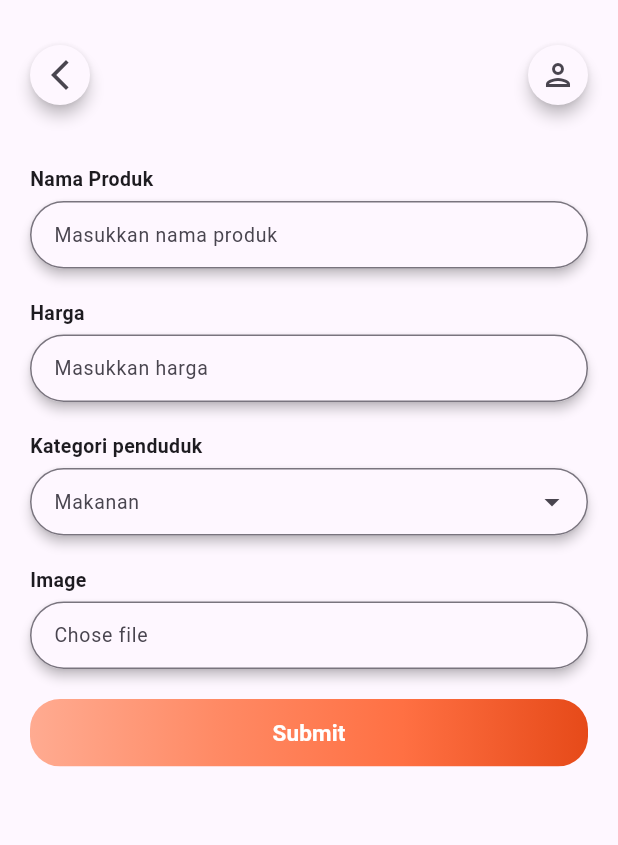
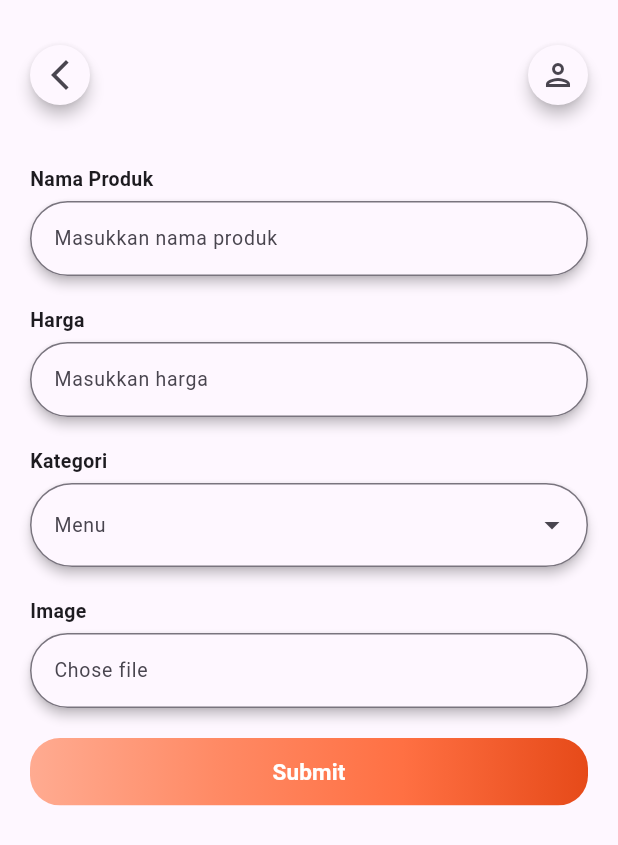
Before and after one commit to Morns123/starbhak-mart-mobile, a Flutter app: the AddButton screen opened directly, on a phone screen of 412 x 824 dp. Shown: the top 845 px of the screen. Run offline on Flutter 3.47's test engine with Material 3 defaults, Android fonts, the phone set to English and light mode, and no system bars; drawn by our look-alikes of dropdown_search; our stand-ins replace another_flutter_splash_screen, curved_navigation_bar.

Commit message:
fix: fix menu dropdown adddata

```diff
--- a/lib/addButton.dart
+++ b/lib/addButton.dart
@@ -1,6 +1,8 @@
+import 'package:flutter/foundation.dart';
 import 'package:flutter/material.dart';
 import 'package:starbhak_mart/account.dart';
 import 'package:starbhak_mart/addData.dart';
+import 'package:dropdown_search/dropdown_search.dart';
 
 class AddButton extends StatefulWidget {
   const AddButton({super.key});
@@ -95,7 +97,7 @@ class _AddButtonState extends State<AddButton> {
           elevation: 3,
           borderRadius: BorderRadius.circular(30),
           child: Container(
-            height: 45,
+            height: 50,
             child: TextField(
               keyboardType: TextInputType.text,
               decoration: InputDecoration(
@@ -134,11 +136,12 @@ class _AddButtonState extends State<AddButton> {
         Material(
           elevation: 3,
           borderRadius: BorderRadius.circular(30),
-          child: Container(
-            height: 45,
-            child: TextField(
-              keyboardType: TextInputType.text,
-              decoration: InputDecoration(
+          child: DropdownSearch<String>(
+            clearButtonProps: ClearButtonProps(isVisible: true),
+            popupProps: PopupProps.menu(),
+            items: ["Makanan", "Minuman"],
+            dropdownDecoratorProps: DropDownDecoratorProps(
+              dropdownSearchDecoration: InputDecoration(
                 label: Text(
                   text2,
                   style: TextStyle(fontSize: 13),
@@ -146,9 +149,9 @@ class _AddButtonState extends State<AddButton> {
                 border: OutlineInputBorder(
                   borderRadius: BorderRadius.circular(30),
                 ),
-                suffixIcon: Icon(Icons.arrow_drop_down),
               ),
             ),
+            onChanged: print,
           ),
         ),
       ],
@@ -179,7 +182,7 @@ class _AddButtonState extends State<AddButton> {
               children: <Widget>[
                 _buildTextField('Nama Produk', 'Masukkan nama produk'),
                 _buildTextField('Harga', 'Masukkan harga'),
-                _buildTextField2('Kategori penduduk', 'Makanan'),
+                _buildTextField2('Kategori', 'Menu'),
                 _buildTextField('Image', 'Chose file'),
                 Padding(padding: EdgeInsets.only(top: 20)),
                 ClipRRect(
--- a/pubspec.yaml
+++ b/pubspec.yaml
@@ -37,6 +37,7 @@ dependencies:
   cupertino_icons: ^1.0.2
   another_flutter_splash_screen: ^1.2.0
   curved_navigation_bar: ^1.0.3
+  dropdown_search: ^5.0.6
 
 dev_dependencies:
   flutter_test:
```
Also changed, not shown: pubspec.lock.
